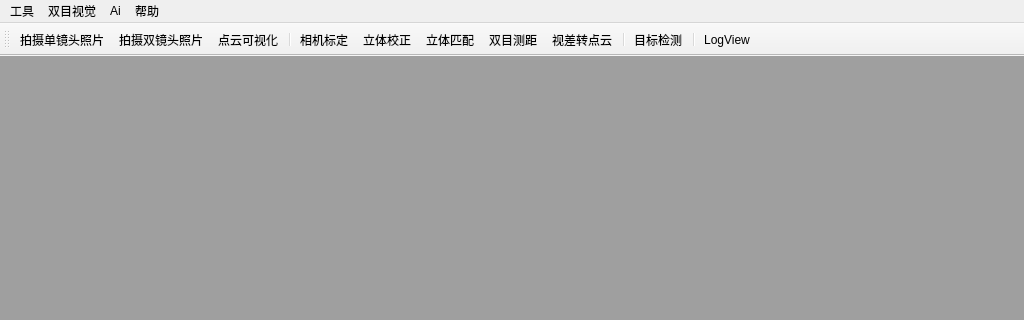
The window that src/Evision/Evision.ui (jiafeng5513/Evision) describes before a commit, drawn with Qt 5; both pictures show x 0 to 1024 and y 0 to 320 of the 1024 by 710 pixel window.
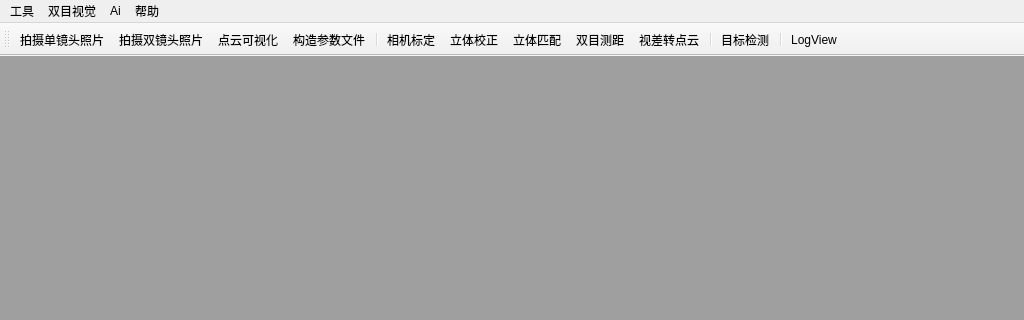
The same window after the commit. Icons and pictures are not drawn.

Commit message: add a class for create camera params

Diff of the .ui file:
```diff
--- a/src/Evision/Evision.ui
+++ b/src/Evision/Evision.ui
@@ -120,6 +120,7 @@
    <addaction name="action_Camera"/>
    <addaction name="action_StereoCamera"/>
    <addaction name="action_ShowPointCloud"/>
+   <addaction name="action_CreateParamFile"/>
    <addaction name="separator"/>
    <addaction name="action_CalibrateView"/>
    <addaction name="actio_Rectify"/>
@@ -235,6 +236,15 @@
     <string>视差转点云</string>
    </property>
   </action>
+  <action name="action_CreateParamFile">
+   <property name="icon">
+    <iconset resource="Evision.qrc">
+     <normaloff>:/Evision/resource/params_128px_1101042_easyicon.net.ico</normaloff>:/Evision/resource/params_128px_1101042_easyicon.net.ico</iconset>
+   </property>
+   <property name="text">
+    <string>构造参数文件</string>
+   </property>
+  </action>
  </widget>
  <layoutdefault spacing="6" margin="11"/>
  <resources>
```
Left out of the diff: 1 changed line with no effect on the pictures. The commit also changes 59 other files.
